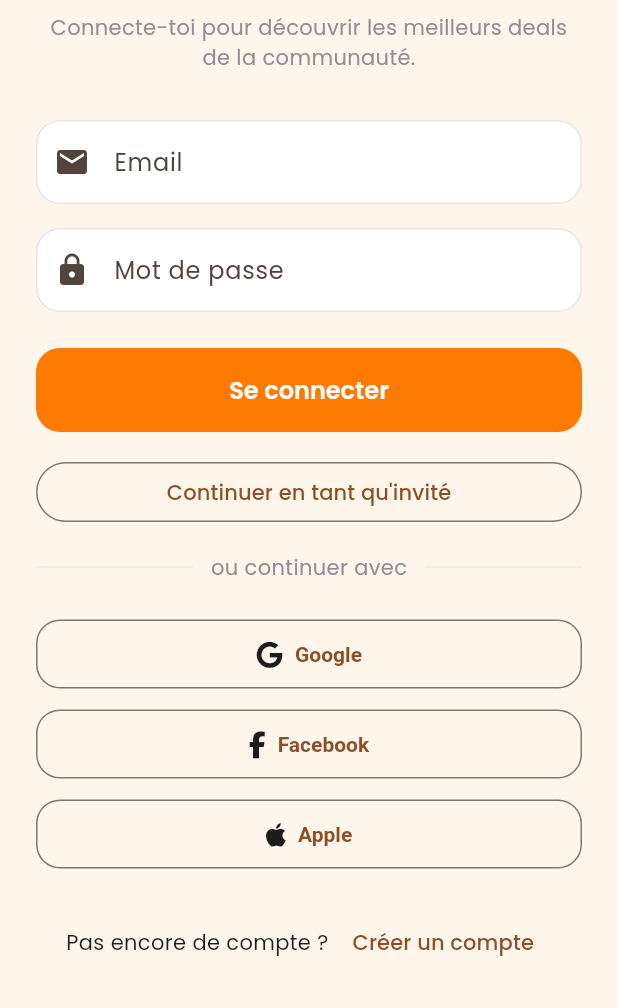
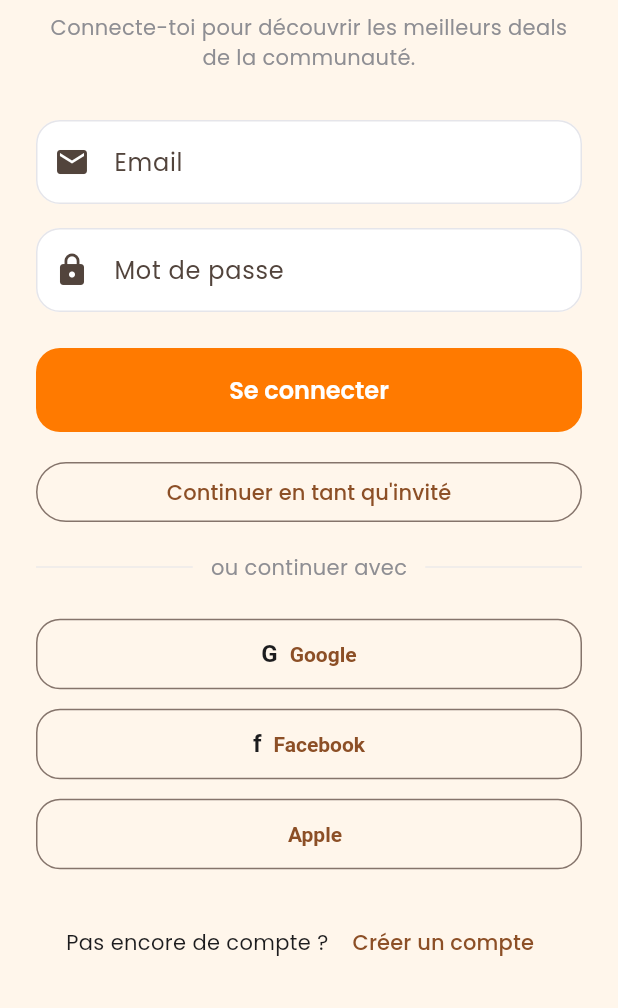
Before and after one commit to yBxSs10/LeBonDeal, a Flutter app: the screen it shows after launch, on a phone screen of 412 x 824 dp, the part 228-1236 px from its top. Run offline on Flutter 3.47's test engine with Material 3 defaults, Android fonts, the light colour scheme and no system bars; our stand-ins replace cloud_firestore, dartz, equatable, firebase_auth, firebase_core, firebase_crashlytics and 3 more; missing offline and left inert: firebase_performance; accounts and stored records are empty.

Commit message:
fix(build): remove font_awesome_flutter — incompatible with Flutter 3.44
Le package font_awesome_flutter étendait IconData (devenu final en
Flutter 3.22+) causant un échec de build en CI. Remplacement par des
initiales texte sur les boutons de connexion sociale (non implémentés).

```diff
--- a/lib/features/auth/presentation/widgets/login/login_social_buttons.dart
+++ b/lib/features/auth/presentation/widgets/login/login_social_buttons.dart
@@ -1,5 +1,4 @@
 import 'package:flutter/material.dart';
-import 'package:font_awesome_flutter/font_awesome_flutter.dart';
 
 import '../../../../../core/theme/app_colors.dart';
 
@@ -10,21 +9,21 @@ class LoginSocialButtons extends StatelessWidget {
   Widget build(BuildContext context) {
     return const Column(
       children: [
-        _SocialButton(label: 'Google', iconData: FontAwesomeIcons.google),
+        _SocialButton(label: 'Google', brandLetter: 'G'),
         SizedBox(height: 12),
-        _SocialButton(label: 'Facebook', iconData: FontAwesomeIcons.facebookF),
+        _SocialButton(label: 'Facebook', brandLetter: 'f'),
         SizedBox(height: 12),
-        _SocialButton(label: 'Apple', iconData: FontAwesomeIcons.apple),
+        _SocialButton(label: 'Apple', brandLetter: ''),
       ],
     );
   }
 }
 
 class _SocialButton extends StatelessWidget {
-  const _SocialButton({required this.label, required this.iconData});
+  const _SocialButton({required this.label, required this.brandLetter});
 
   final String label;
-  final IconData iconData;
+  final String brandLetter;
 
   @override
   Widget build(BuildContext context) {
@@ -34,7 +33,14 @@ class _SocialButton extends StatelessWidget {
         onPressed: () => ScaffoldMessenger.of(context).showSnackBar(
           SnackBar(content: Text('Connexion $label à implémenter')),
         ),
-        icon: FaIcon(iconData, color: AppColors.textPrimary),
+        icon: Text(
+          brandLetter,
+          style: const TextStyle(
+            color: AppColors.textPrimary,
+            fontWeight: FontWeight.bold,
+            fontSize: 16,
+          ),
+        ),
         label: Text(label),
         style: OutlinedButton.styleFrom(
           padding: const EdgeInsets.symmetric(vertical: 14),
--- a/lib/features/auth/presentation/widgets/register/register_social_buttons.dart
+++ b/lib/features/auth/presentation/widgets/register/register_social_buttons.dart
@@ -1,5 +1,4 @@
 import 'package:flutter/material.dart';
-import 'package:font_awesome_flutter/font_awesome_flutter.dart';
 
 class RegisterSocialButtons extends StatelessWidget {
   const RegisterSocialButtons({
@@ -16,13 +15,13 @@ class RegisterSocialButtons extends StatelessWidget {
     return Column(
       children: [
         _SocialButton(
-          icon: FontAwesomeIcons.google,
+          brandLetter: 'G',
           label: 'Continuer avec Google',
           onPressed: onGooglePressed,
         ),
         const SizedBox(height: 12),
         _SocialButton(
-          icon: FontAwesomeIcons.facebookF,
+          brandLetter: 'f',
           label: 'Continuer avec Facebook',
           onPressed: onFacebookPressed,
         ),
@@ -33,12 +32,12 @@ class RegisterSocialButtons extends StatelessWidget {
 
 class _SocialButton extends StatelessWidget {
   const _SocialButton({
-    required this.icon,
+    required this.brandLetter,
     required this.label,
     required this.onPressed,
   });
 
-  final IconData icon;
+  final String brandLetter;
   final String label;
   final VoidCallback onPressed;
 
@@ -46,7 +45,14 @@ class _SocialButton extends StatelessWidget {
   Widget build(BuildContext context) {
     return OutlinedButton.icon(
       onPressed: onPressed,
-      icon: FaIcon(icon, color: Colors.grey[700]),
+      icon: Text(
+        brandLetter,
+        style: TextStyle(
+          color: Colors.grey[700],
+          fontWeight: FontWeight.bold,
+          fontSize: 16,
+        ),
+      ),
       label: Text(label, style: const TextStyle(color: Colors.black87)),
       style: OutlinedButton.styleFrom(
         padding: const EdgeInsets.symmetric(vertical: 12),
--- a/pubspec.yaml
+++ b/pubspec.yaml
@@ -17,7 +17,6 @@ dependencies:
   firebase_crashlytics: ^5.2.2
   firebase_performance: ^0.11.4
   google_fonts: ^6.2.1
-  font_awesome_flutter: ^10.7.0
   dartz: ^0.10.1
   get_it: ^9.2.0
   injectable: ^2.7.1+2
```
